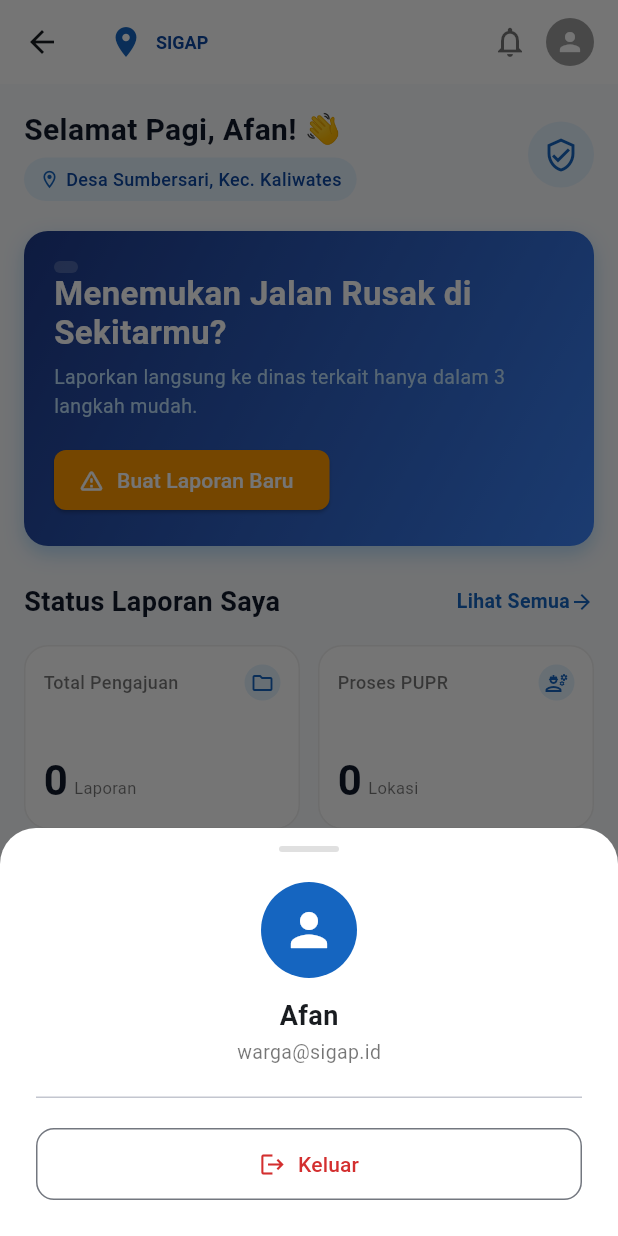
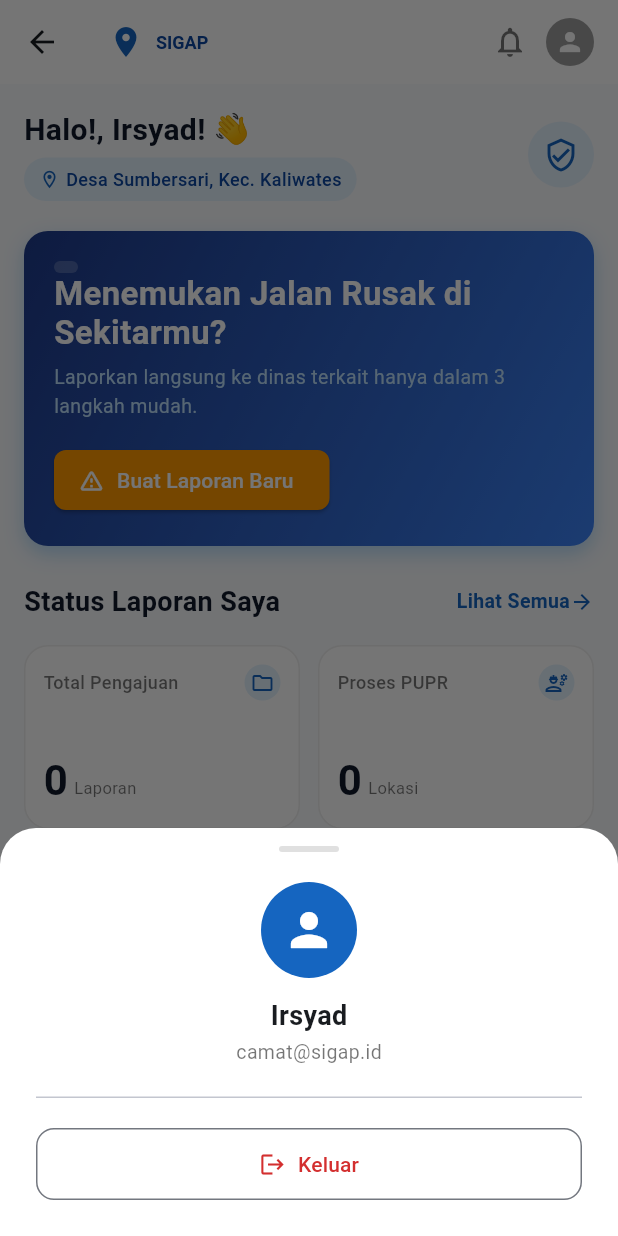
Before and after one commit to ChainFYN/WMA-MG-6_SIGAP-MOBILE, a Flutter app: the CamatPage screen opened directly, after a tap on the "person" icon, on a phone screen of 412 x 824 dp. Run offline on Flutter 3.47's test engine with Material 3 defaults, Android fonts, the phone set to English and light mode, and no system bars; Roboto replaces fonts that are missing (Arial).

Commit message:
Add Camat_Page (final)

```diff
--- a/lib/screens/camat_page.dart
+++ b/lib/screens/camat_page.dart
@@ -212,12 +212,12 @@ class _CamatPageState extends State<CamatPage> {
                 ),
                 const SizedBox(height: 12),
                 const Text(
-                  'Afan',
+                  'Irsyad',
                   style: TextStyle(fontSize: 18, fontWeight: FontWeight.bold),
                 ),
                 const SizedBox(height: 2),
                 const Text(
-                  'warga@sigap.id',
+                  'camat@sigap.id',
                   style: TextStyle(fontSize: 13, color: Colors.black54),
                 ),
                 const SizedBox(height: 20),
@@ -261,7 +261,7 @@ class _CamatPageState extends State<CamatPage> {
           crossAxisAlignment: CrossAxisAlignment.start,
           children: [
             const Text(
-              'Selamat Pagi, Afan! 👋',
+              'Halo!, Irsyad! 👋',
               style: TextStyle(fontSize: 20, fontWeight: FontWeight.bold, color: Color(0xFF0F172A)),
             ),
             const SizedBox(height: 4),
```
